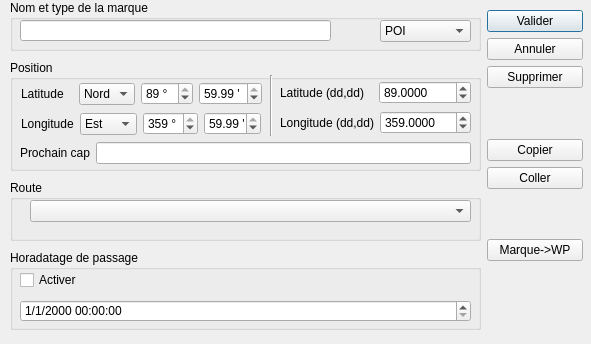
Before: the Qt Designer form src/Ui/POI_editor.ui in nohal/qtVlm, drawn with Qt 5.
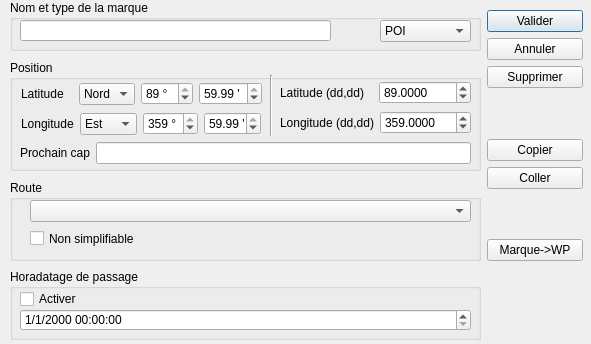
After: the same form once the commit is applied.

Commit message: Fix pivot conversion to route Fix pivot routage not starting from boat Fix trace not connected to boats Add uppercase extension when importing/exporting routes Add option in POI to manually change notSimplicable flag

The edit to the form file:
```diff
--- a/src/Ui/POI_editor.ui
+++ b/src/Ui/POI_editor.ui
@@ -32,9 +32,9 @@
     <property name="geometry">
      <rect>
       <x>10</x>
-      <y>250</y>
+      <y>269</y>
       <width>471</width>
-      <height>80</height>
+      <height>71</height>
      </rect>
     </property>
     <property name="title">
@@ -57,7 +57,7 @@
      <property name="geometry">
       <rect>
        <x>10</x>
-       <y>50</y>
+       <y>40</y>
        <width>451</width>
        <height>22</height>
       </rect>
@@ -153,7 +153,7 @@
       <x>10</x>
       <y>180</y>
       <width>471</width>
-      <height>61</height>
+      <height>81</height>
      </rect>
     </property>
     <property name="title">
@@ -169,6 +169,19 @@
       </rect>
      </property>
     </widget>
+    <widget class="QCheckBox" name="notSimplicable">
+     <property name="geometry">
+      <rect>
+       <x>20</x>
+       <y>50</y>
+       <width>221</width>
+       <height>17</height>
+      </rect>
+     </property>
+     <property name="text">
+      <string>Non simplifiable</string>
+     </property>
+    </widget>
    </widget>
    <widget class="QGroupBox" name="groupBox_2">
     <property name="geometry">
```
Left out of the diff: 1 changed line with no effect on the pictures. The commit also changes 10 other files.
